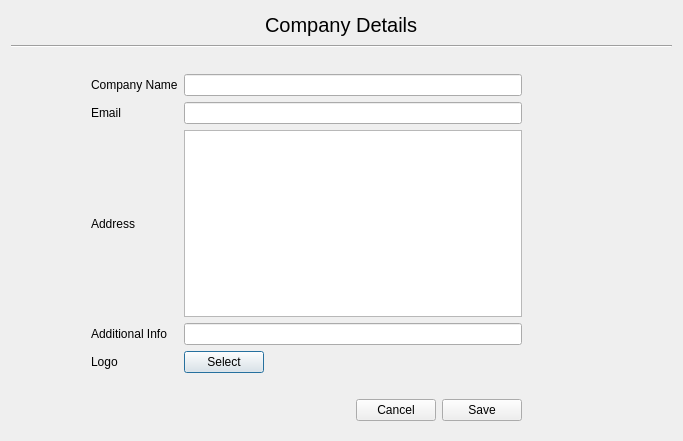
Old version of the form ownercompanydetailsgetter.ui in the repository Gadheyan/DigiBill.
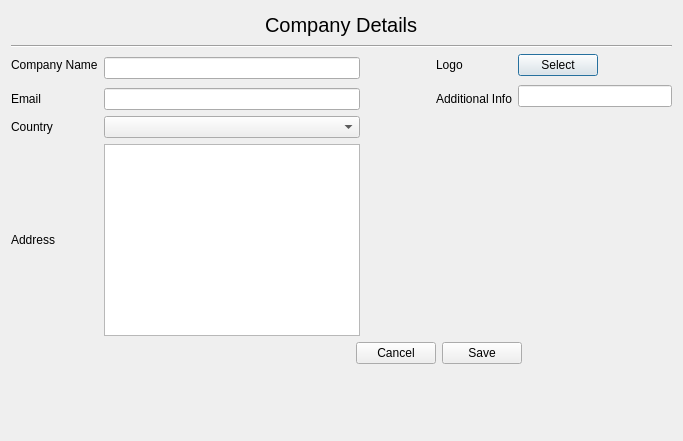
New version of the form. Icons and pictures are not drawn.

Commit message: Added database currency.sqlite and class to access it

Diff of the .ui file:
```diff
--- a/ownercompanydetailsgetter.ui
+++ b/ownercompanydetailsgetter.ui
@@ -22,8 +22,6 @@
   <property name="autoFillBackground">
    <bool>false</bool>
   </property>
-  <layout class="QVBoxLayout" name="verticalLayout_3">
-   <item>
     <layout class="QVBoxLayout" name="verticalLayout_2">
      <item>
       <layout class="QVBoxLayout" name="verticalLayout" stretch="0,0">
@@ -92,34 +90,6 @@
      </item>
      <item>
       <layout class="QGridLayout" name="gridLayout">
-       <property name="leftMargin">
-        <number>80</number>
-       </property>
-       <property name="topMargin">
-        <number>20</number>
-       </property>
-       <property name="rightMargin">
-        <number>80</number>
-       </property>
-       <property name="bottomMargin">
-        <number>20</number>
-       </property>
-       <item row="1" column="1">
-        <widget class="QLineEdit" name="email"/>
-       </item>
-       <item row="4" column="1">
-        <widget class="QPushButton" name="pushButton_3">
-         <property name="sizePolicy">
-          <sizepolicy hsizetype="Fixed" vsizetype="Fixed">
-           <horstretch>0</horstretch>
-           <verstretch>0</verstretch>
-          </sizepolicy>
-         </property>
-         <property name="text">
-          <string>Select</string>
-         </property>
-        </widget>
-       </item>
        <item row="0" column="0">
         <widget class="QLabel" name="label_2">
          <property name="text">
@@ -127,41 +97,47 @@
          </property>
         </widget>
        </item>
-       <item row="3" column="1">
-        <widget class="QLineEdit" name="additional_info"/>
-       </item>
-       <item row="2" column="1">
-        <widget class="QTextEdit" name="address"/>
-       </item>
-       <item row="4" column="0">
+     <item row="0" column="1" rowspan="2">
+      <widget class="QLineEdit" name="company_name">
+       <property name="enabled">
+        <bool>true</bool>
+       </property>
+      </widget>
+     </item>
+     <item row="0" column="3">
         <widget class="QLabel" name="label_6">
          <property name="text">
           <string>Logo</string>
          </property>
         </widget>
        </item>
-       <item row="3" column="0">
-        <widget class="QLabel" name="label_5">
+     <item row="0" column="4">
+      <widget class="QPushButton" name="pushButton_3">
+       <property name="sizePolicy">
+        <sizepolicy hsizetype="Fixed" vsizetype="Fixed">
+         <horstretch>0</horstretch>
+         <verstretch>0</verstretch>
+        </sizepolicy>
+       </property>
          <property name="text">
-          <string>Additional Info</string>
+        <string>Select</string>
          </property>
         </widget>
        </item>
-       <item row="1" column="0">
+     <item row="1" column="4" rowspan="2">
+      <widget class="QLineEdit" name="additional_info"/>
+     </item>
+     <item row="2" column="0">
         <widget class="QLabel" name="label_4">
          <property name="text">
           <string>Email</string>
          </property>
         </widget>
        </item>
-       <item row="0" column="1">
-        <widget class="QLineEdit" name="company_name">
-         <property name="enabled">
-          <bool>true</bool>
-         </property>
-        </widget>
-       </item>
-       <item row="1" column="2">
+     <item row="2" column="1">
+      <widget class="QLineEdit" name="email"/>
+     </item>
+     <item row="2" column="2">
         <widget class="QLabel" name="email_validation">
          <property name="sizePolicy">
           <sizepolicy hsizetype="Fixed" vsizetype="Fixed">
@@ -180,13 +156,33 @@
          </property>
         </widget>
        </item>
-       <item row="2" column="0">
+     <item row="2" column="3">
+      <widget class="QLabel" name="label_5">
+       <property name="text">
+        <string>Additional Info</string>
+       </property>
+      </widget>
+     </item>
+     <item row="3" column="0">
+      <widget class="QLabel" name="label_7">
+       <property name="text">
+        <string>Country</string>
+       </property>
+      </widget>
+     </item>
+     <item row="3" column="1">
+      <widget class="QComboBox" name="comboBox"/>
+     </item>
+     <item row="4" column="0">
         <widget class="QLabel" name="label_3">
          <property name="text">
           <string>Address</string>
          </property>
         </widget>
        </item>
+     <item row="4" column="1">
+      <widget class="QTextEdit" name="address"/>
+     </item>
       </layout>
      </item>
      <item>
@@ -258,12 +254,10 @@
        <property name="sizeHint" stdset="0">
         <size>
          <width>17</width>
-         <height>13</height>
+       <height>31</height>
         </size>
        </property>
       </spacer>
-     </item>
-    </layout>
    </item>
   </layout>
  </widget>
```
Lines whose indentation alone changed are shown as unchanged. The commit also changes 6 other files.
